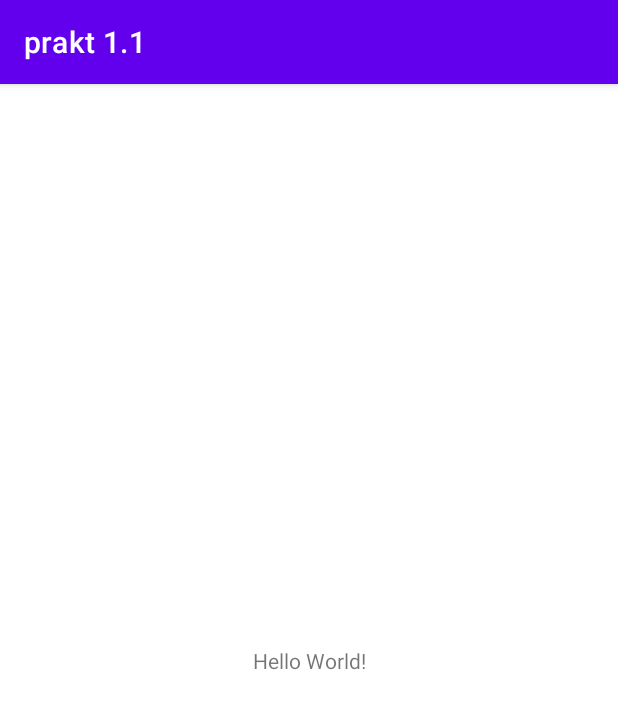
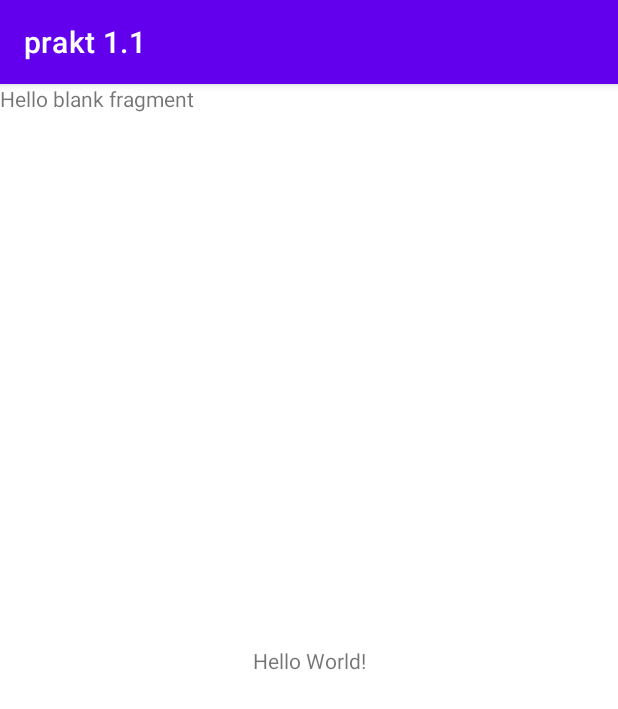
Before and after one commit to frendz0nchik/gittest, an Android app: the screen it shows after launch (MainActivity), on a phone screen of 412 x 824 dp. Shown: the top 709 px of the screen. Run offline under Robolectric (Android 15) with nearby library versions, the phone set to English and light mode, and no system bars.

Commit message:
dobavil Blank Fragment

```diff
--- /dev/null
+++ b/app/src/main/java/com/example/prakt11/BlankFragment.kt
@@ -0,0 +1,27 @@
+package com.example.prakt11
+
+import android.os.Bundle
+import androidx.fragment.app.Fragment
+import android.view.LayoutInflater
+import android.view.View
+import android.view.ViewGroup
+
+class BlankFragment : Fragment() {
+
+
+
+
+    override fun onCreateView(
+        inflater: LayoutInflater, container: ViewGroup?,
+        savedInstanceState: Bundle?
+    ): View? {
+        // Inflate the layout for this fragment
+        return inflater.inflate(R.layout.fragment_blank, container, false)
+    }
+
+    companion object {
+
+        @JvmStatic
+        fun newInstance() = BlankFragment()
+    }
+}
--- a/app/src/main/java/com/example/prakt11/MainActivity.kt
+++ b/app/src/main/java/com/example/prakt11/MainActivity.kt
@@ -7,6 +7,7 @@ class MainActivity : AppCompatActivity() {
     override fun onCreate(savedInstanceState: Bundle?) {
         super.onCreate(savedInstanceState)
         setContentView(R.layout.activity_main)
+        supportFragmentManager.beginTransaction().replace(R.id.place_holder,BlankFragment.newInstance()).commit()
     }
 
 }
--- a/app/src/main/res/layout/activity_main.xml
+++ b/app/src/main/res/layout/activity_main.xml
@@ -6,7 +6,19 @@
     android:layout_height="match_parent"
     tools:context=".MainActivity">
 
+    <FrameLayout
+        android:id="@+id/place_holder"
+        android:layout_width="match_parent"
+        android:layout_height="0dp"
+        app:layout_constraintBottom_toTopOf="@+id/textView2"
+        app:layout_constraintEnd_toEndOf="parent"
+        app:layout_constraintStart_toStartOf="parent"
+        app:layout_constraintTop_toTopOf="parent">
+
+    </FrameLayout>
+
     <TextView
+        android:id="@+id/textView2"
         android:layout_width="wrap_content"
         android:layout_height="wrap_content"
         android:text="Hello World!"
--- /dev/null
+++ b/app/src/main/res/layout/fragment_blank.xml
@@ -0,0 +1,14 @@
+<?xml version="1.0" encoding="utf-8"?>
+<FrameLayout xmlns:android="http://schemas.android.com/apk/res/android"
+    xmlns:tools="http://schemas.android.com/tools"
+    android:layout_width="match_parent"
+    android:layout_height="match_parent"
+    tools:context=".BlankFragment">
+
+    <!-- TODO: Update blank fragment layout -->
+    <TextView
+        android:layout_width="match_parent"
+        android:layout_height="match_parent"
+        android:text="@string/hello_blank_fragment" />
+
+</FrameLayout>
--- a/app/src/main/res/values/strings.xml
+++ b/app/src/main/res/values/strings.xml
@@ -1,3 +1,5 @@
 <resources>
     <string name="app_name">prakt 1.1</string>
+    <!-- TODO: Remove or change this placeholder text -->
+    <string name="hello_blank_fragment">Hello blank fragment</string>
 </resources>
```
Also changed, not shown: 1 other file.
